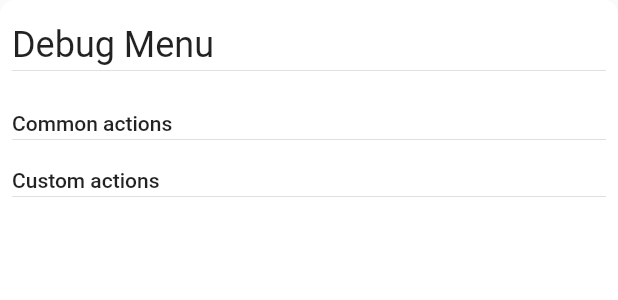
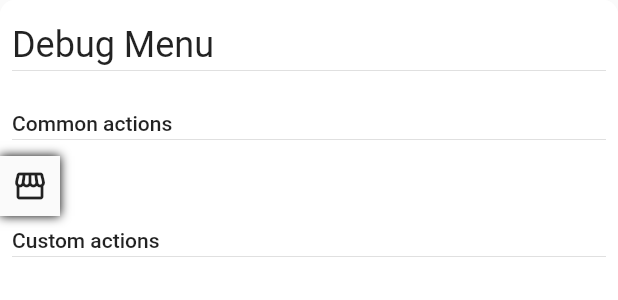
Before and after one commit to Frezyx/flutter_admin, a Flutter app: the DebugFriendMenu widget shown alone on an empty page, opened directly, on a phone screen of 412 x 824 dp. Shown: the top 300 px of the screen. Run offline on Flutter 3.47's test engine with Material 2 defaults, Android fonts, the phone set to English and light mode, and no system bars; our stand-ins replace device_info, package_info.

Commit message:
Add headers

```diff
--- a/lib/src/utils/bottom_sheet_manager.dart
+++ b/lib/src/utils/bottom_sheet_manager.dart
@@ -19,8 +19,10 @@ class BottomSheetManager {
       ),
       builder: (ctx) {
         return const DebugFriendMenu(
+          commonItems: [
+            PackageInfoHeader(),
+          ],
           items: [],
-          commonItems: [],
         );
       },
     );
--- /dev/null
+++ b/lib/src/widgets/action_headers/action_headers.dart
@@ -0,0 +1,2 @@
+export 'common_action_header.dart';
+export 'package_info_header.dart';
--- /dev/null
+++ b/lib/src/widgets/action_headers/common_action_header.dart
@@ -0,0 +1,33 @@
+import 'package:flutter/material.dart';
+
+class CommonActionHeader extends StatelessWidget {
+  const CommonActionHeader({
+    Key? key,
+    required this.icon,
+    required this.onTap,
+  }) : super(key: key);
+
+  final Widget icon;
+  final Function() onTap;
+
+  @override
+  Widget build(BuildContext context) {
+    final theme = Theme.of(context);
+    return GestureDetector(
+      onTap: onTap,
+      child: Container(
+        decoration: BoxDecoration(
+          color: theme.canvasColor,
+          boxShadow: [
+            BoxShadow(
+              color: theme.shadowColor,
+              blurRadius: 5,
+            ),
+          ],
+        ),
+        padding: const EdgeInsets.all(8.0),
+        child: icon,
+      ),
+    );
+  }
+}
--- /dev/null
+++ b/lib/src/widgets/action_headers/package_info_header.dart
@@ -0,0 +1,14 @@
+import 'package:debug_friend/src/widgets/action_headers/action_headers.dart';
+import 'package:flutter/material.dart';
+
+class PackageInfoHeader extends StatelessWidget {
+  const PackageInfoHeader({Key? key}) : super(key: key);
+
+  @override
+  Widget build(BuildContext context) {
+    return CommonActionHeader(
+      icon: const Icon(Icons.storefront),
+      onTap: () {},
+    );
+  }
+}
--- a/lib/src/widgets/debug_menu.dart
+++ b/lib/src/widgets/debug_menu.dart
@@ -38,8 +38,11 @@ class DebugFriendMenu extends StatelessWidget {
           ),
           const _Title(title: 'Common actions'),
           Flexible(
-            child: Row(
-              children: commonItems,
+            child: SingleChildScrollView(
+              scrollDirection: Axis.horizontal,
+              child: Row(
+                children: commonItems,
+              ),
             ),
           ),
           const _Title(title: 'Custom actions'),
--- a/lib/src/widgets/widgets.dart
+++ b/lib/src/widgets/widgets.dart
@@ -1,3 +1,4 @@
+export 'action_headers/action_headers.dart';
 export 'debug_friend.dart';
 export 'debug_friend_view.dart';
 export 'debug_menu.dart';
--- a/pubspec.yaml
+++ b/pubspec.yaml
@@ -11,6 +11,7 @@ dependencies:
   flutter:
     sdk: flutter
   lint: ^1.5.3
+  #TODO: to plus
   device_info: ^2.0.2
   package_info: ^2.0.2
 
```
